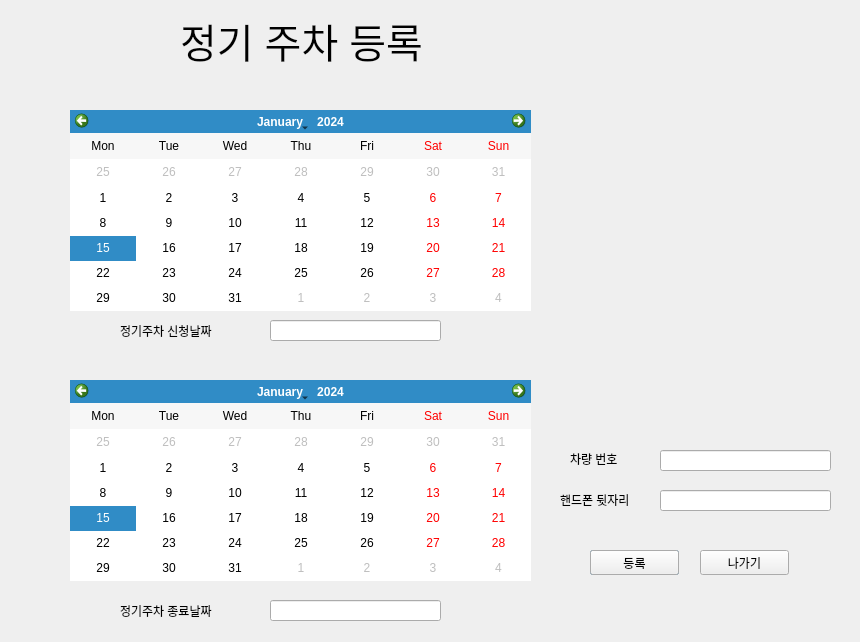
The window that regist.ui (mssung34/ALPR) describes before a commit, drawn with Qt 5.
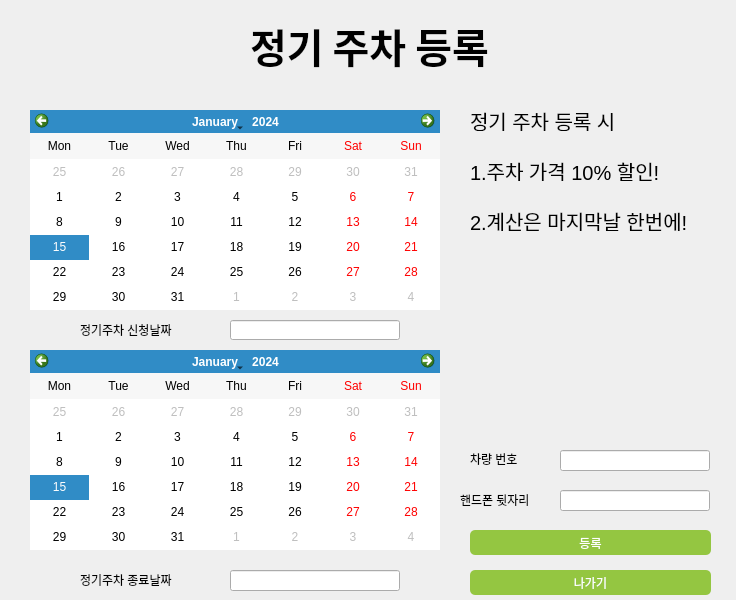
The same window after the commit.

What changed in the file:
```diff
--- a/regist.ui
+++ b/regist.ui
@@ -6,8 +6,8 @@
    <rect>
     <x>0</x>
     <y>0</y>
-    <width>860</width>
-    <height>642</height>
+    <width>736</width>
+    <height>600</height>
    </rect>
   </property>
   <property name="windowTitle">
@@ -16,15 +16,18 @@
   <widget class="QLabel" name="title">
    <property name="geometry">
     <rect>
-     <x>180</x>
-     <y>0</y>
+     <x>250</x>
+     <y>10</y>
      <width>241</width>
-     <height>81</height>
+     <height>71</height>
     </rect>
    </property>
    <property name="font">
     <font>
+     <family>Noto Sans CJK HK</family>
      <pointsize>30</pointsize>
+     <weight>75</weight>
+     <bold>true</bold>
     </font>
    </property>
    <property name="text">
@@ -34,9 +37,9 @@
   <widget class="QLineEdit" name="plate_txt">
    <property name="geometry">
     <rect>
-     <x>660</x>
+     <x>560</x>
      <y>450</y>
-     <width>171</width>
+     <width>150</width>
      <height>21</height>
     </rect>
    </property>
@@ -44,7 +47,7 @@
   <widget class="QLabel" name="plate_label">
    <property name="geometry">
     <rect>
-     <x>570</x>
+     <x>470</x>
      <y>450</y>
      <width>67</width>
      <height>17</height>
@@ -57,10 +60,10 @@
   <widget class="QLabel" name="start_label">
    <property name="geometry">
     <rect>
-     <x>120</x>
+     <x>80</x>
      <y>320</y>
-     <width>141</width>
-     <height>21</height>
+     <width>120</width>
+     <height>20</height>
     </rect>
    </property>
    <property name="text">
@@ -70,10 +73,10 @@
   <widget class="QLabel" name="end_label">
    <property name="geometry">
     <rect>
-     <x>120</x>
-     <y>600</y>
+     <x>80</x>
+     <y>570</y>
      <width>121</width>
-     <height>21</height>
+     <height>20</height>
     </rect>
    </property>
    <property name="text">
@@ -83,10 +86,10 @@
   <widget class="QCalendarWidget" name="start_date">
    <property name="geometry">
     <rect>
-     <x>70</x>
+     <x>30</x>
      <y>110</y>
-     <width>461</width>
-     <height>201</height>
+     <width>410</width>
+     <height>200</height>
     </rect>
    </property>
    <property name="acceptDrops">
@@ -99,19 +102,19 @@
   <widget class="QLineEdit" name="start_txt">
    <property name="geometry">
     <rect>
-     <x>270</x>
+     <x>230</x>
      <y>320</y>
-     <width>171</width>
-     <height>21</height>
+     <width>170</width>
+     <height>20</height>
     </rect>
    </property>
   </widget>
   <widget class="QLineEdit" name="end_txt">
    <property name="geometry">
     <rect>
-     <x>270</x>
-     <y>600</y>
-     <width>171</width>
+     <x>230</x>
+     <y>570</y>
+     <width>170</width>
      <height>21</height>
     </rect>
    </property>
@@ -119,12 +122,26 @@
   <widget class="QPushButton" name="register_btn">
    <property name="geometry">
     <rect>
-     <x>590</x>
-     <y>550</y>
-     <width>89</width>
+     <x>470</x>
+     <y>530</y>
+     <width>241</width>
      <height>25</height>
     </rect>
    </property>
+   <property name="styleSheet">
+    <string notr="true">
+QPushButton{
+	background-color: rgb(148, 198, 65);
+	color: rgb(255, 255, 255);
+	border-radius: 5px
+}
+QPushButton:hover{
+	
+	background-color: rgb(78, 154, 6);
+	border-radius: 5px
+
+}</string>
+   </property>
    <property name="text">
     <string>등록</string>
    </property>
@@ -132,10 +149,10 @@
   <widget class="QCalendarWidget" name="end_date">
    <property name="geometry">
     <rect>
-     <x>70</x>
-     <y>380</y>
-     <width>461</width>
-     <height>201</height>
+     <x>30</x>
+     <y>350</y>
+     <width>410</width>
+     <height>200</height>
     </rect>
    </property>
    <property name="verticalHeaderFormat">
@@ -145,33 +162,34 @@
   <widget class="QPushButton" name="exit_btn">
    <property name="geometry">
     <rect>
-     <x>700</x>
-     <y>550</y>
-     <width>89</width>
+     <x>470</x>
+     <y>570</y>
+     <width>241</width>
      <height>25</height>
     </rect>
    </property>
+   <property name="styleSheet">
+    <string notr="true">
+QPushButton{
+	background-color: rgb(148, 198, 65);
+	color: rgb(255, 255, 255);
+	border-radius: 5px
+}
+QPushButton:hover{
+	
+	background-color: rgb(78, 154, 6);
+	border-radius: 5px
+
+}</string>
+   </property>
    <property name="text">
     <string>나가기</string>
    </property>
   </widget>
-  <widget class="QPushButton" name="edit_btn">
-   <property name="geometry">
-    <rect>
-     <x>590</x>
-     <y>550</y>
-     <width>89</width>
-     <height>25</height>
-    </rect>
-   </property>
-   <property name="text">
-    <string>등록</string>
-   </property>
-  </widget>
   <widget class="QLabel" name="phone_label">
    <property name="geometry">
     <rect>
-     <x>560</x>
+     <x>460</x>
      <y>490</y>
      <width>91</width>
      <height>20</height>
@@ -184,13 +202,67 @@
   <widget class="QLineEdit" name="phone_txt">
    <property name="geometry">
     <rect>
-     <x>660</x>
+     <x>560</x>
      <y>490</y>
-     <width>171</width>
+     <width>150</width>
      <height>21</height>
     </rect>
    </property>
   </widget>
+  <widget class="QLabel" name="label">
+   <property name="geometry">
+    <rect>
+     <x>470</x>
+     <y>110</y>
+     <width>261</width>
+     <height>21</height>
+    </rect>
+   </property>
+   <property name="font">
+    <font>
+     <pointsize>15</pointsize>
+    </font>
+   </property>
+   <property name="text">
+    <string>정기 주차 등록 시 </string>
+   </property>
+  </widget>
+  <widget class="QLabel" name="label_2">
+   <property name="geometry">
+    <rect>
+     <x>470</x>
+     <y>160</y>
+     <width>261</width>
+     <height>21</height>
+    </rect>
+   </property>
+   <property name="font">
+    <font>
+     <pointsize>15</pointsize>
+    </font>
+   </property>
+   <property name="text">
+    <string>1.주차 가격 10% 할인!</string>
+   </property>
+  </widget>
+  <widget class="QLabel" name="label_3">
+   <property name="geometry">
+    <rect>
+     <x>470</x>
+     <y>210</y>
+     <width>261</width>
+     <height>21</height>
+    </rect>
+   </property>
+   <property name="font">
+    <font>
+     <pointsize>15</pointsize>
+    </font>
+   </property>
+   <property name="text">
+    <string>2.계산은 마지막날 한번에!</string>
+   </property>
+  </widget>
  </widget>
  <resources/>
  <connections/>
```
